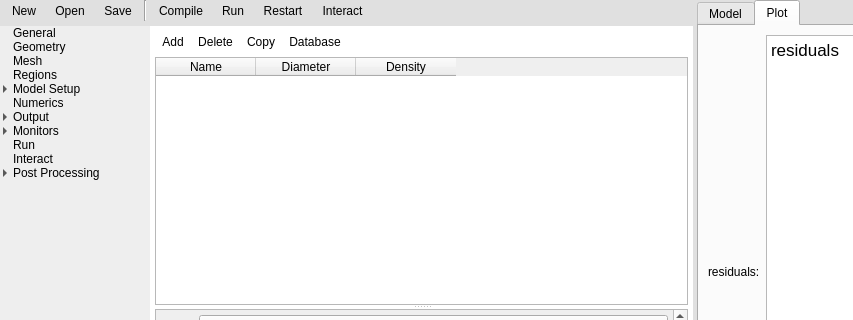
Old version of the form gui/uifiles/gui.ui in the repository truongd8593/mfix; both pictures show x 0 to 853 and y 0 to 320 of the 1045 by 783 pixel window.
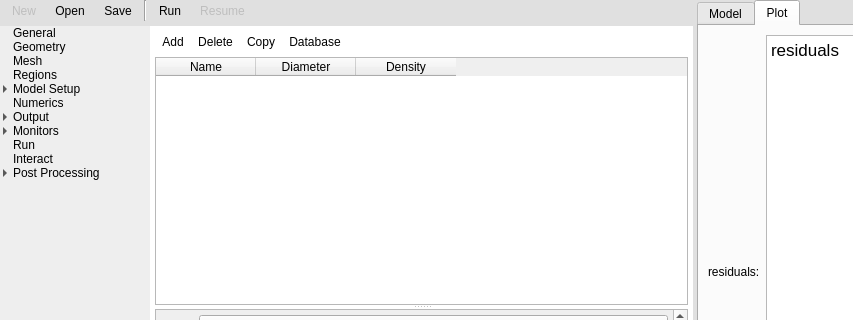
New version of the form. The open tabs and pages were chosen to show the change. Custom widgets are drawn as their Qt base class.

Commit message: enable/disable Run and Resume button whether or not MFIX is running

```diff
--- a/gui/uifiles/gui.ui
+++ b/gui/uifiles/gui.ui
@@ -248,6 +248,9 @@
               </property>
               <item row="0" column="0">
                <widget class="QToolButton" name="toolbutton_new">
+                <property name="enabled">
+                 <bool>false</bool>
+                </property>
                 <property name="toolTip">
                  <string>New Project</string>
                 </property>
@@ -268,7 +271,7 @@
                 </property>
                </widget>
               </item>
-              <item row="0" column="8">
+              <item row="0" column="6">
                <spacer name="horizontalSpacer">
                 <property name="orientation">
                  <enum>Qt::Horizontal</enum>
@@ -304,25 +307,6 @@
                </widget>
               </item>
               <item row="0" column="4">
-               <widget class="QToolButton" name="toolbutton_compile">
-                <property name="text">
-                 <string>Compile</string>
-                </property>
-                <property name="iconSize">
-                 <size>
-                  <width>24</width>
-                  <height>24</height>
-                 </size>
-                </property>
-                <property name="toolButtonStyle">
-                 <enum>Qt::ToolButtonTextUnderIcon</enum>
-                </property>
-                <property name="autoRaise">
-                 <bool>true</bool>
-                </property>
-               </widget>
-              </item>
-              <item row="0" column="5">
                <widget class="QToolButton" name="toolbutton_run">
                 <property name="text">
                  <string>Run</string>
@@ -370,29 +354,13 @@
                 </property>
                </widget>
               </item>
-              <item row="0" column="6">
+              <item row="0" column="5">
                <widget class="QToolButton" name="toolbutton_restart">
-                <property name="text">
-                 <string>Restart</string>
+                <property name="enabled">
+                 <bool>false</bool>
                 </property>
-                <property name="iconSize">
-                 <size>
-                  <width>24</width>
-                  <height>24</height>
-                 </size>
-                </property>
-                <property name="toolButtonStyle">
-                 <enum>Qt::ToolButtonTextUnderIcon</enum>
-                </property>
-                <property name="autoRaise">
-                 <bool>true</bool>
-                </property>
-               </widget>
-              </item>
-              <item row="0" column="7">
-               <widget class="QToolButton" name="toolbutton_interact">
                 <property name="text">
-                 <string>Interact</string>
+                 <string>Resume</string>
                 </property>
                 <property name="iconSize">
                  <size>
@@ -3214,6 +3182,11 @@
   </widget>
  </widget>
  <customwidgets>
+  <customwidget>
+   <class>DoubleSpinBox</class>
+   <extends>QDoubleSpinBox</extends>
+   <header>widgets/base</header>
+  </customwidget>
   <customwidget>
    <class>LineEdit</class>
    <extends>QLineEdit</extends>
@@ -3224,11 +3197,6 @@
    <extends>QComboBox</extends>
    <header>widgets/base</header>
   </customwidget>
-  <customwidget>
-   <class>DoubleSpinBox</class>
-   <extends>QDoubleSpinBox</extends>
-   <header>widgets/base</header>
-  </customwidget>
   <customwidget>
    <class>CheckBox</class>
    <extends>QCheckBox</extends>
```
Left out of the diff: 299 changed lines with no effect on the pictures. The commit also changes 2 other files.
